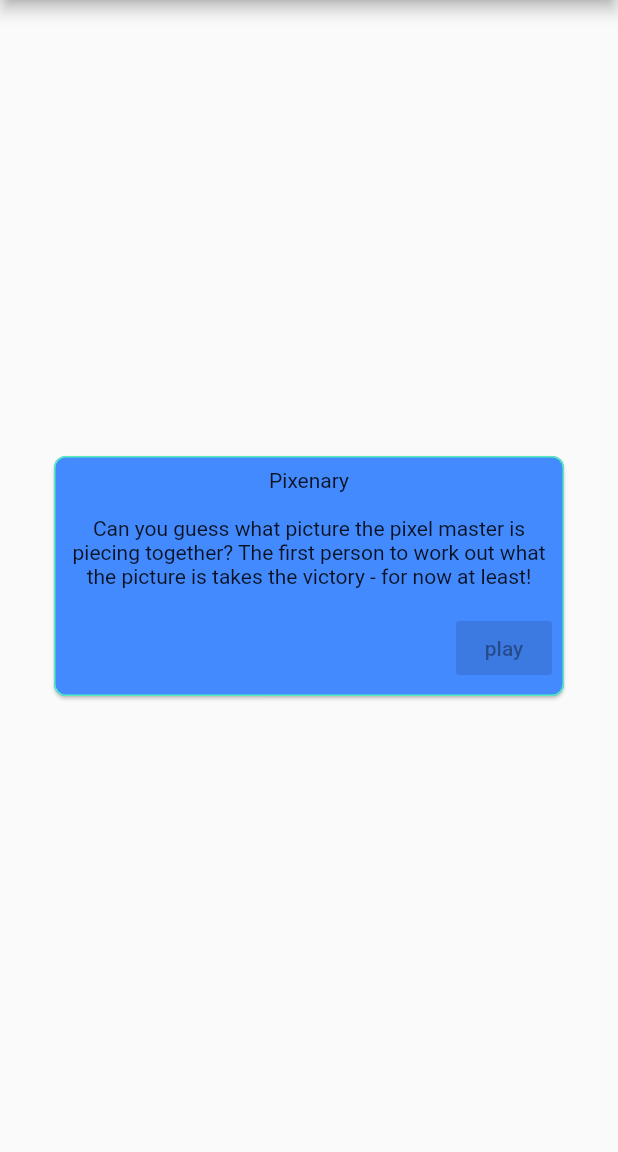
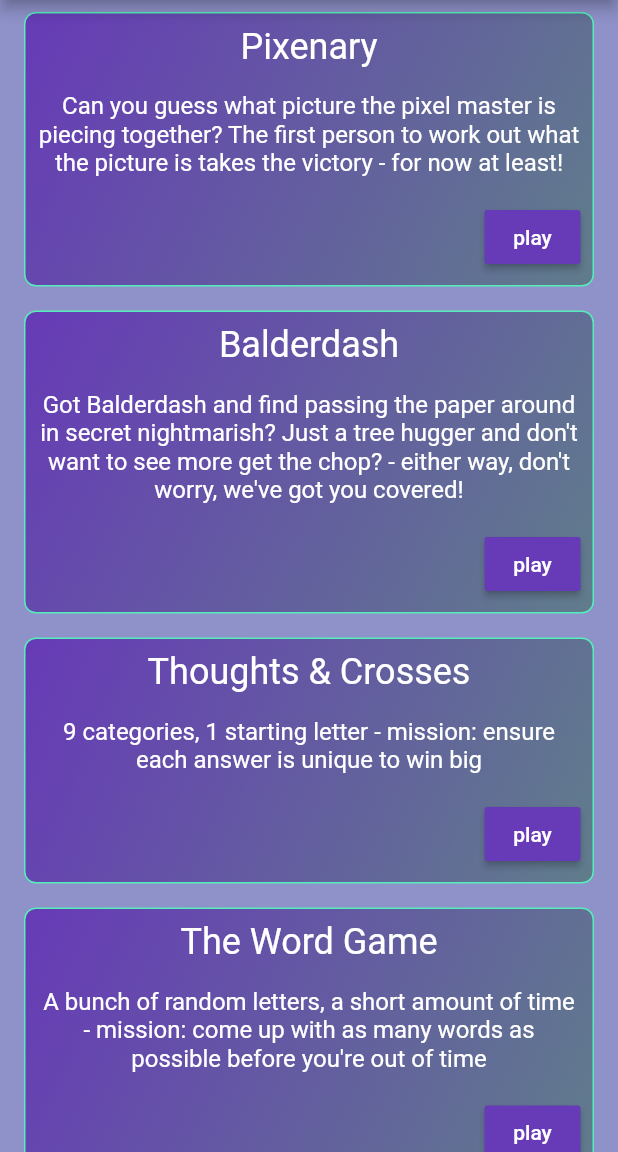
Before and after one commit to JoshuaR830/party-games-flutter, a Flutter app: the screen it shows after launch, on a phone screen of 412 x 824 dp, the part 84-1236 px from its top. Run offline on Flutter 3.47's test engine with Material 2 defaults, Android fonts, the light colour scheme and no system bars.

Commit message:
Experimenting with styling

```diff
--- a/lib/main.dart
+++ b/lib/main.dart
@@ -11,36 +11,74 @@
         primarySwatch: Colors.deepPurple,
       ),
       home: Scaffold(
+        backgroundColor: Color(0xFF8f92c9),
         appBar: AppBar(
           title: Text('Games Library'),
         ),
-        body: buildCard(context) // This creates the body of the page
+        body: HomePage() // This creates the body of the page
       ),
     );
   }
+}
 
-  Widget buildCard(BuildContext context) {
+class HomePage extends StatelessWidget {
+  Widget build(BuildContext context) {
+    var cards = <Widget>[
+      generateGameCard(context, 'Pixenary', "Can you guess what picture the pixel master is piecing together? The first person to work out what the picture is takes the victory - for now at least!"),
+      generateGameCard(context, 'Balderdash', "Got Balderdash and find passing the paper around in secret nightmarish? Just a tree hugger and don't want to see more get the chop? - either way, don't worry, we've got you covered!"),
+      generateGameCard(context, 'Thoughts & Crosses', "9 categories, 1 starting letter - mission: ensure each answer is unique to win big"),
+      generateGameCard(context, 'The Word Game', "A bunch of random letters, a short amount of time - mission: come up with as many words as possible before you're out of time"),
+    ];
+
     return Center(
-      child: generateGameCard(context, 'Pixenary', 'Can you guess what picture the pixel master is piecing together? The first person to work out what the picture is takes the victory - for now at least!'),
+      child: ListView(
+        children: cards,
+      )
     );
   }
 
   Widget generateGameCard(BuildContext context, String gameName, String gameDescription) {
     return Padding(
-      padding: EdgeInsets.all(32),
-      child: Card(
-        color: Colors.blueAccent,
+      padding: EdgeInsets.only(
+        left: 16,
+        right: 16,
+        top: 8,
+        bottom: 8,
+      ),
+      child: Container(
+        decoration: BoxDecoration(
+          borderRadius: BorderRadius.all(Radius.circular(8.0)),
+          border: Border.all(
+            width: 1,
+            color: Color(0xFF55EDBA),
+          ),
+          gradient: LinearGradient(
+            colors: [Colors.deepPurple, Colors.blueGrey],
+            begin: Alignment.topLeft,
+            end: Alignment.bottomRight,
+          )
+        ),
         child: Column(
             mainAxisSize: MainAxisSize.min,
             children: <Widget>[
               Padding(
                 padding: EdgeInsets.all(8.0),
-              child: Text(gameName),
+                child: Text(
+                  gameName,
+                  style: TextStyle(
+                    color: Colors.white,
+                    fontSize: 24.0,
+                  )
+                ),
               ),
               Padding(
                 padding: EdgeInsets.all(8.0),
                 child: Text(
                     gameDescription,
+                    style: TextStyle(
+                      color: Colors.white,
+                      fontSize: 16.0,
+                    ),
                     textAlign: TextAlign.center
                 ),
               ),
@@ -48,18 +86,23 @@
                 children: [
                   RaisedButton(
                     child: Text('play'),
+                    color: Colors.deepPurple,
+                    onPressed: () {
+                      final snackBar = SnackBar(
+                        content: Text('You want to play $gameName'),
+                        action: SnackBarAction(
+                          label: 'Undo',
+                          onPressed: () {
+                          },
+                        ),
+                      );
+                      Scaffold.of(context).showSnackBar(snackBar);
+                    }
                   ),
                 ],
               )
             ],
           ),
-        shape: RoundedRectangleBorder(
-          borderRadius: BorderRadius.all(Radius.circular(8.0)),
-          side: BorderSide(
-            color: Color(0xFF55EDBA),
-            width: 1,
-          ),
-        ),
         ),
       );
   }
```
Lines whose indentation alone changed are shown as unchanged.
